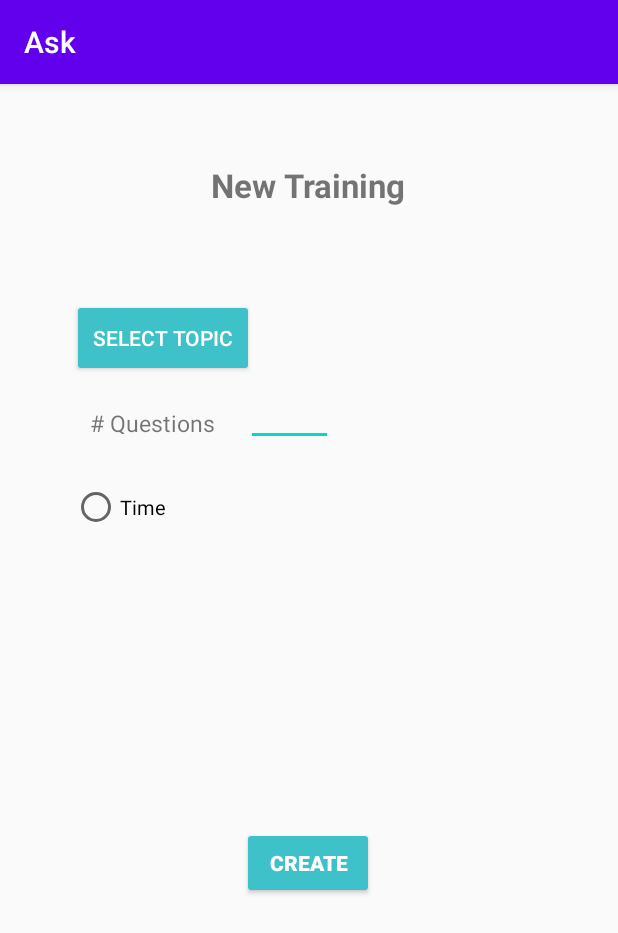
After one commit to ManuelCoronel/Ask, an Android app: the NewTrainingActivity screen opened directly, with no data from a screen before it, on a phone screen of 412 x 824 dp. The commit adds this screen. Shown: the top 933 px of the screen. Run offline under Robolectric (Android 15) with nearby library versions, the phone set to English and light mode, and no system bars.

Commit message:
New training front agregado

```diff
--- a/Ask/app/build.gradle
+++ b/Ask/app/build.gradle
@@ -46,6 +46,7 @@ dependencies {
     implementation 'com.google.firebase:firebase-firestore-ktx'
     implementation 'com.google.firebase:firebase-messaging:17.3.3'
     implementation 'com.google.android.gms:play-services-tasks:18.0.1'
+    implementation 'com.google.android.material:material:1.4.0'
     testImplementation 'junit:junit:4.13.2'
     androidTestImplementation 'androidx.test.ext:junit:1.1.3'
     androidTestImplementation 'androidx.test.espresso:espresso-core:3.4.0'
--- a/Ask/app/src/main/AndroidManifest.xml
+++ b/Ask/app/src/main/AndroidManifest.xml
@@ -9,6 +9,9 @@
         android:roundIcon="@mipmap/ic_launcher_round"
         android:supportsRtl="true"
         android:theme="@style/Theme.Ask">
+        <activity
+            android:name=".NewTrainingActivity"
+            android:exported="false" />
         <activity
             android:name=".RegisterActivity"
             android:exported="false" />
--- a/Ask/app/src/main/java/com/example/ask/DashboardActivity.kt
+++ b/Ask/app/src/main/java/com/example/ask/DashboardActivity.kt
@@ -14,16 +14,26 @@ class DashboardActivity : AppCompatActivity() {
     private lateinit var mAuth: FirebaseAuth
     private lateinit var nombre: TextView
     private lateinit var salir: ImageView
+    private lateinit var  btnTraining : TextView
 
     override fun onCreate(savedInstanceState: Bundle?) {
         super.onCreate(savedInstanceState)
         setContentView(R.layout.activity_dashboard)
         nombre = findViewById(R.id.textView9)
         salir = findViewById(R.id.btn_salir)
+        btnTraining = findViewById(R.id.botonTraining)
         salir.setOnClickListener {
             salir()
         }
+        btnTraining.setOnClickListener{
+            irTraining()}
         initialise()
+    }
+
+    private fun irTraining(){
+        val intent = Intent(this, NewTrainingActivity::class.java)
+        startActivity(intent)
+
     }
 
     private fun initialise() {
--- /dev/null
+++ b/Ask/app/src/main/java/com/example/ask/NewTrainingActivity.kt
@@ -0,0 +1,11 @@
+package com.example.ask
+
+import androidx.appcompat.app.AppCompatActivity
+import android.os.Bundle
+
+class NewTrainingActivity : AppCompatActivity() {
+    override fun onCreate(savedInstanceState: Bundle?) {
+        super.onCreate(savedInstanceState)
+        setContentView(R.layout.activity_new_training)
+    }
+}
--- a/Ask/app/src/main/res/layout/activity_dashboard.xml
+++ b/Ask/app/src/main/res/layout/activity_dashboard.xml
@@ -124,7 +124,7 @@
         app:layout_constraintTop_toBottomOf="@+id/textView9">
 
         <TextView
-            android:id="@+id/textView5"
+            android:id="@+id/botonTraining"
             android:layout_width="88dp"
             android:layout_height="33dp"
             android:text="@string/training"
--- /dev/null
+++ b/Ask/app/src/main/res/layout/activity_new_training.xml
@@ -0,0 +1,87 @@
+<?xml version="1.0" encoding="utf-8"?>
+<androidx.constraintlayout.widget.ConstraintLayout xmlns:android="http://schemas.android.com/apk/res/android"
+    xmlns:app="http://schemas.android.com/apk/res-auto"
+    xmlns:tools="http://schemas.android.com/tools"
+    android:layout_width="match_parent"
+    android:layout_height="match_parent"
+    tools:context=".NewTrainingActivity">
+
+    <TextView
+        android:id="@+id/textView2"
+        android:layout_width="140dp"
+        android:layout_height="39dp"
+        android:layout_marginTop="48dp"
+        android:text="@string/newTraining"
+        android:gravity="center"
+        android:textStyle="bold"
+        android:textSize="22sp"
+        app:layout_constraintEnd_toEndOf="parent"
+        app:layout_constraintHorizontal_bias="0.498"
+        app:layout_constraintStart_toStartOf="parent"
+        app:layout_constraintTop_toTopOf="parent" />
+
+    <Button
+        android:id="@+id/button"
+        android:layout_width="121dp"
+        android:layout_height="52dp"
+        android:textColor="#FFFF"
+        android:layout_marginTop="56dp"
+        android:text="@string/selectTopic"
+        android:backgroundTint="#3FC1C9"
+        app:layout_constraintEnd_toEndOf="parent"
+        app:layout_constraintHorizontal_bias="0.165"
+        app:layout_constraintStart_toStartOf="parent"
+        app:layout_constraintTop_toBottomOf="@+id/textView2" />
+
+    <TextView
+        android:id="@+id/textView3"
+        android:layout_width="84dp"
+        android:layout_height="18dp"
+        android:layout_marginStart="60dp"
+        android:layout_marginTop="20dp"
+        android:textStyle=""
+        android:text="@string/numberQuestions"
+        android:textSize="15sp"
+        app:layout_constraintStart_toStartOf="parent"
+        app:layout_constraintTop_toBottomOf="@+id/button" />
+
+    <RadioButton
+        android:id="@+id/radioButton"
+        android:layout_width="79dp"
+        android:layout_height="34dp"
+        android:layout_marginStart="48dp"
+        android:text="Time"
+        android:textSize="13sp"
+        app:layout_constraintBottom_toBottomOf="parent"
+        app:layout_constraintStart_toStartOf="parent"
+        app:layout_constraintTop_toBottomOf="@+id/textView3"
+        app:layout_constraintVertical_bias="0.064" />
+
+    <EditText
+        android:id="@+id/editTextNumber"
+        android:layout_width="58dp"
+        android:layout_height="26dp"
+        android:layout_marginStart="20dp"
+        android:layout_marginTop="20dp"
+        android:ems="10"
+        android:inputType="number"
+        app:layout_constraintEnd_toEndOf="parent"
+        app:layout_constraintHorizontal_bias="0.0"
+        app:layout_constraintStart_toEndOf="@+id/textView3"
+        app:layout_constraintTop_toBottomOf="@+id/button" />
+
+    <Button
+        android:id="@+id/button2"
+        android:layout_width="wrap_content"
+        android:layout_height="wrap_content"
+        android:layout_marginTop="196dp"
+        android:text="@string/createTraining"
+        android:textColor="#FFFF"
+        android:textStyle="bold"
+        android:backgroundTint="#3FC1C9"
+        app:layout_constraintEnd_toEndOf="parent"
+        app:layout_constraintHorizontal_bias="0.498"
+        app:layout_constraintStart_toStartOf="parent"
+        app:layout_constraintTop_toBottomOf="@+id/radioButton" />
+
+</androidx.constraintlayout.widget.ConstraintLayout>
--- a/Ask/app/src/main/res/values/strings.xml
+++ b/Ask/app/src/main/res/values/strings.xml
@@ -10,4 +10,9 @@
     <string name="enjoy">Enjoy</string>
     <string name="createMatch">Create a Match</string>
     <string name="Statistics">Statistics</string>
+    <string name="newTraining">New Training</string>
+    <string name="selectTopic">Select topic</string>
+    <string name="numberQuestions"># Questions</string>
+    <string name="time">Time</string>
+    <string name="createTraining">Create</string>
 </resources>
--- a/Ask/build.gradle
+++ b/Ask/build.gradle
@@ -6,7 +6,7 @@ buildscript {
 plugins {
     id 'com.android.application' version '7.2.1' apply false
     id 'com.android.library' version '7.2.1' apply false
-    id 'org.jetbrains.kotlin.android' version '1.5.30' apply false
+    id 'org.jetbrains.kotlin.android' version '1.6.10' apply false
 }
 
 task clean(type: Delete) {
```
